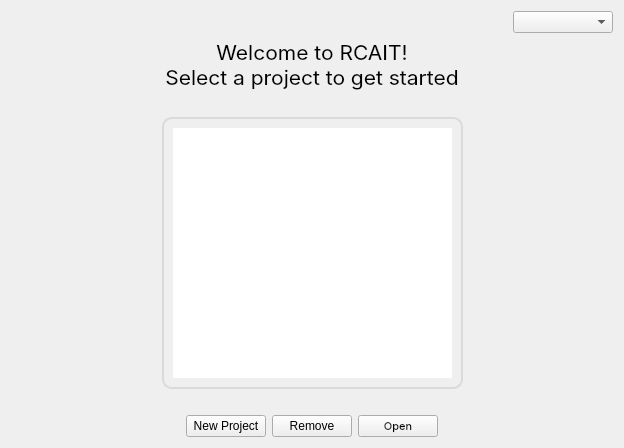
First picture: the form in view/startwidget.ui, repository Joensw/RCAIT, before the edit.
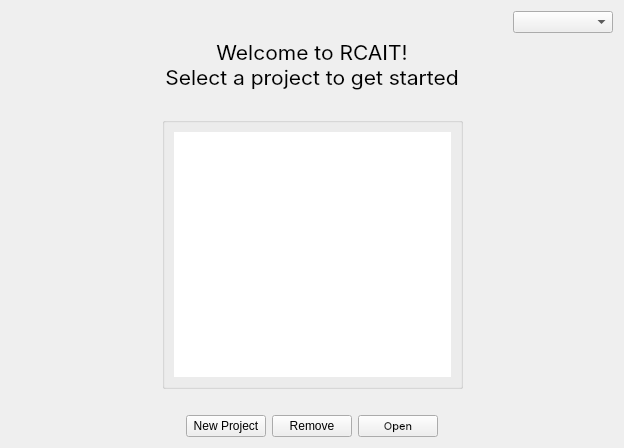
Second picture: the form after the edit. Icons and pictures are not drawn. Custom widgets are drawn as their Qt base class.

Patch:
```diff
--- a/view/startwidget.ui
+++ b/view/startwidget.ui
@@ -110,12 +110,6 @@
       <layout class="QVBoxLayout" name="verticalLayout_2">
        <item>
         <widget class="QGroupBox" name="groupBox">
-         <property name="styleSheet">
-          <string notr="true">QGroupBox {
-                          border: 2px solid rgb(218,218,218);
-                          border-radius: 10px;
-                          }</string>
-         </property>
          <property name="title">
           <string/>
          </property>
```
